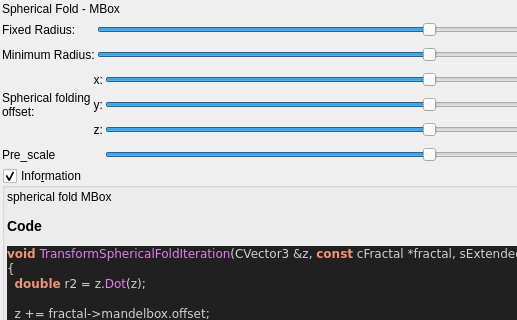
Above: mandelbulber2/qt_data/fractal_transf_spherical_fold.ui from buddhi1980/mandelbulber2 before the change; both pictures show x 0 to 517 and y 0 to 320 of the 853 by 987 pixel window. Below: the same form after it.
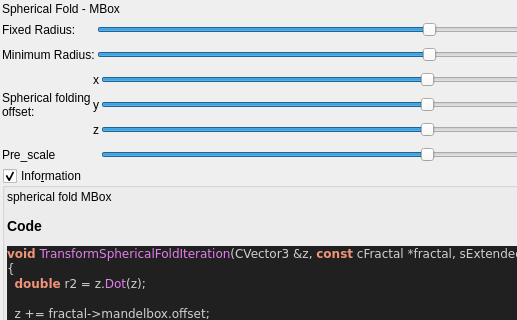
That is the form after the change. Custom widgets are drawn as their Qt base class.

Diff of the .ui file:
```diff
--- a/mandelbulber2/qt_data/fractal_transf_spherical_fold.ui
+++ b/mandelbulber2/qt_data/fractal_transf_spherical_fold.ui
@@ -332,7 +332,7 @@
         </sizepolicy>
        </property>
        <property name="text">
-        <string>z:</string>
+        <string notr="true">z</string>
        </property>
        <property name="alignment">
         <set>Qt::AlignRight|Qt::AlignTrailing|Qt::AlignVCenter</set>
@@ -348,7 +348,7 @@
         </sizepolicy>
        </property>
        <property name="text">
-        <string>y:</string>
+        <string notr="true">y</string>
        </property>
        <property name="alignment">
         <set>Qt::AlignRight|Qt::AlignTrailing|Qt::AlignVCenter</set>
@@ -364,7 +364,7 @@
         </sizepolicy>
        </property>
        <property name="text">
-        <string>x:</string>
+        <string notr="true">x</string>
        </property>
        <property name="alignment">
         <set>Qt::AlignRight|Qt::AlignTrailing|Qt::AlignVCenter</set>
```
